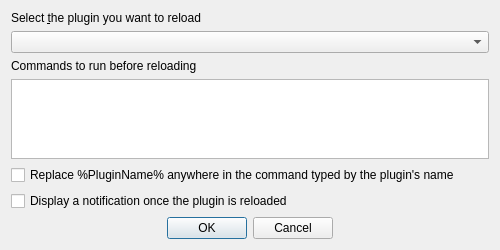
Before: the Qt Designer form configurereloaderbase.ui in jfbourdon/plugin_reloader, drawn with Qt 5.
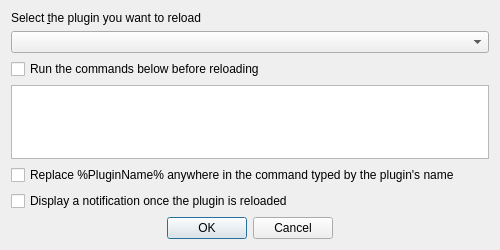
After: the same form once the commit is applied.

Commit message: ajustement extraCommands

Patch:
```diff
--- a/configurereloaderbase.ui
+++ b/configurereloaderbase.ui
@@ -63,9 +63,19 @@
     </widget>
    </item>
    <item>
-    <widget class="QLabel" name="label_2">
+    <widget class="QCheckBox" name="cbExtraCommands">
+     <property name="sizePolicy">
+      <sizepolicy hsizetype="Expanding" vsizetype="Fixed">
+       <horstretch>0</horstretch>
+       <verstretch>0</verstretch>
+      </sizepolicy>
+     </property>
+     <property name="toolTip">
+      <string>&lt;html&gt;&lt;head/&gt;&lt;body&gt;&lt;p&gt;QGIS will try to execute any commands typed here in a shell before reloading the plugin.&lt;/p&gt;
+&lt;p&gt;This can be useful, for example, if you need to copy the new source code into the QGIS plugins directory.&lt;/p&gt;&lt;/body&gt;&lt;/html&gt;</string>
+     </property>
      <property name="text">
-      <string>Commands to run before reloading</string>
+      <string>Run the commands below before reloading</string>
      </property>
     </widget>
    </item>
```
The commit also changes 1 other file.
